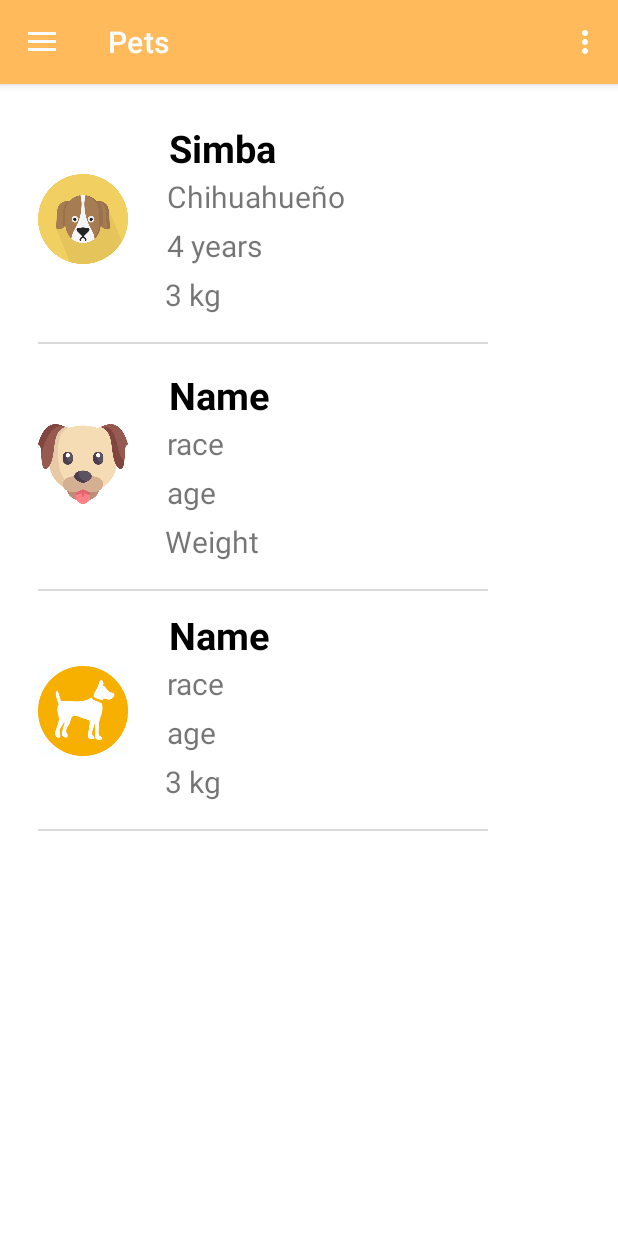
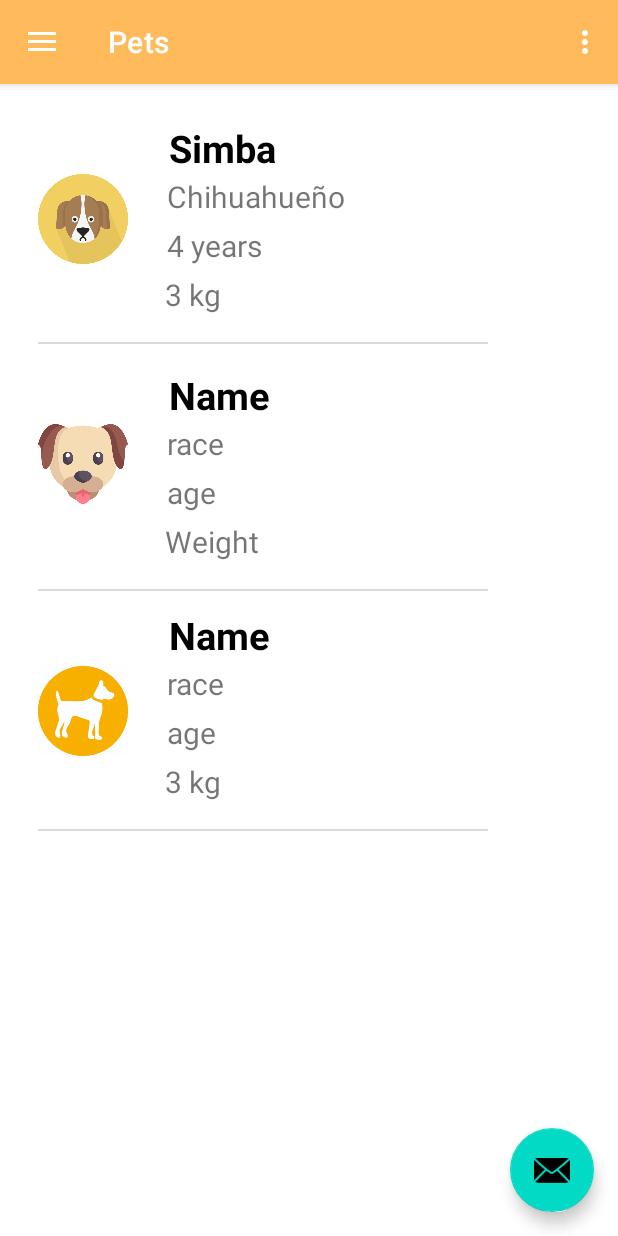
Before and after one commit to RicardoFlores01/HealthPetAppMovil, an Android app: the MenuActivity screen opened directly, with no data from a screen before it, in the side drawer, after a tap on "Pets", on a phone screen of 412 x 824 dp. Run offline under Robolectric (Android 15) with nearby library versions, the phone set to English and light mode, and no system bars; our stand-ins replace navigation-ui.

Commit message:
Solución del bug en Menu Activity

```diff
--- a/app/src/main/java/example/com/healthpetapp/MenuActivity.java
+++ b/app/src/main/java/example/com/healthpetapp/MenuActivity.java
@@ -14,6 +14,8 @@ import androidx.navigation.ui.NavigationUI;
 import androidx.drawerlayout.widget.DrawerLayout;
 import androidx.appcompat.app.AppCompatActivity;
 
+import androidx.appcompat.widget.Toolbar;
+
 import example.com.healthpetapp.databinding.ActivityMenuBinding;
 
 public class MenuActivity extends AppCompatActivity {
@@ -24,25 +26,20 @@ public class MenuActivity extends AppCompatActivity {
     @Override
     protected void onCreate(Bundle savedInstanceState) {
         super.onCreate(savedInstanceState);
+        setContentView(R.layout.activity_menu);
+        Toolbar toolbar = findViewById(R.id.toolbar);
+        setSupportActionBar(toolbar);
+       // binding = ActivityMenuBinding.inflate(getLayoutInflater());
+       // setContentView(binding.getRoot());
 
-        binding = ActivityMenuBinding.inflate(getLayoutInflater());
-        setContentView(binding.getRoot());
 
-        setSupportActionBar(binding.appBarMenu.toolbar);
-        binding.appBarMenu.fab.setOnClickListener(new View.OnClickListener() {
-            @Override
-            public void onClick(View view) {
-                Snackbar.make(view, "Replace with your own action", Snackbar.LENGTH_LONG)
-                        .setAction("Action", null).show();
-            }
-        });
-        DrawerLayout drawer = binding.drawerLayout;
-        NavigationView navigationView = binding.navView;
+        DrawerLayout drawer = findViewById(R.id.drawer_layout);
+        NavigationView navigationView = findViewById(R.id.nav_view);
         // Passing each menu ID as a set of Ids because each
         // menu should be considered as top level destinations.
         mAppBarConfiguration = new AppBarConfiguration.Builder(
                 R.id.nav_home, R.id.nav_gallery, R.id.nav_slideshow)
-                .setOpenableLayout(drawer)
+                .setDrawerLayout(drawer)
                 .build();
         NavController navController = Navigation.findNavController(this, R.id.nav_host_fragment_content_menu);
         NavigationUI.setupActionBarWithNavController(this, navController, mAppBarConfiguration);
--- a/app/src/main/java/example/com/healthpetapp/ui/home/HomeFragment.java
+++ b/app/src/main/java/example/com/healthpetapp/ui/home/HomeFragment.java
@@ -45,14 +45,6 @@ public class HomeFragment extends Fragment {
             }
         });
 
-        floating_add = (Button) root.findViewById(R.id.floatingActionButton);
-        floating_add.setOnClickListener(new View.OnClickListener() {
-            @Override
-            public void onClick(View view) {
-                Intent intent = new Intent(getActivity(), AddContact.class);
-                startActivity((intent));
-            }
-        });
 
        // final TextView textView = binding.textHome;
         homeViewModel.getText().observe(getViewLifecycleOwner(), new Observer<String>() {
--- a/app/src/main/res/layout/app_bar_menu.xml
+++ b/app/src/main/res/layout/app_bar_menu.xml
@@ -22,4 +22,13 @@
 
     <include layout="@layout/content_menu" />
 
+    <com.google.android.material.floatingactionbutton.FloatingActionButton
+        android:id="@+id/fab"
+        android:layout_width="wrap_content"
+        android:layout_height="wrap_content"
+        android:layout_gravity="bottom|end"
+        android:layout_marginEnd="@dimen/fab_margin"
+        android:layout_marginBottom="16dp"
+        app:srcCompat="@android:drawable/ic_dialog_email" />
+
 </androidx.coordinatorlayout.widget.CoordinatorLayout>
--- a/app/src/main/res/layout/fragment_slideshow.xml
+++ b/app/src/main/res/layout/fragment_slideshow.xml
@@ -6,7 +6,7 @@
     android:layout_height="match_parent"
     tools:context=".ui.slideshow.SlideshowFragment">
 
-    <ImageButton
+    <TextView
         android:id="@+id/img_pet"
         android:layout_width="60dp"
         android:layout_height="60dp"
```
